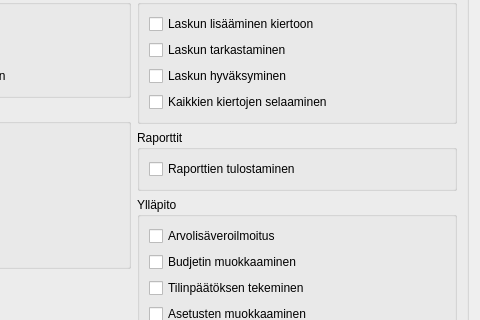
This is kitsas/maaritys/kayttooikeudet/kayttooikeudet.ui in artoh/kitupiikki as Qt 5 draws it before an edit; both pictures show x 555 to 1035 and y 235 to 555 of the 1035 by 1087 pixel window. The edited form follows.
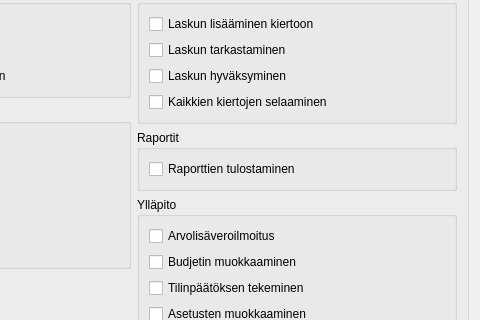
This is the edited form. Icons and pictures are not drawn.

The edit to the form file:
```diff
--- a/kitsas/maaritys/kayttooikeudet/kayttooikeudet.ui
+++ b/kitsas/maaritys/kayttooikeudet/kayttooikeudet.ui
@@ -323,7 +323,7 @@
               <item>
                <widget class="QGroupBox" name="groupBox_7">
                 <property name="title">
-                 <string>Raporttit</string>
+                 <string>Raportit</string>
                 </property>
                 <layout class="QVBoxLayout" name="verticalLayout_5">
                  <item>
```
